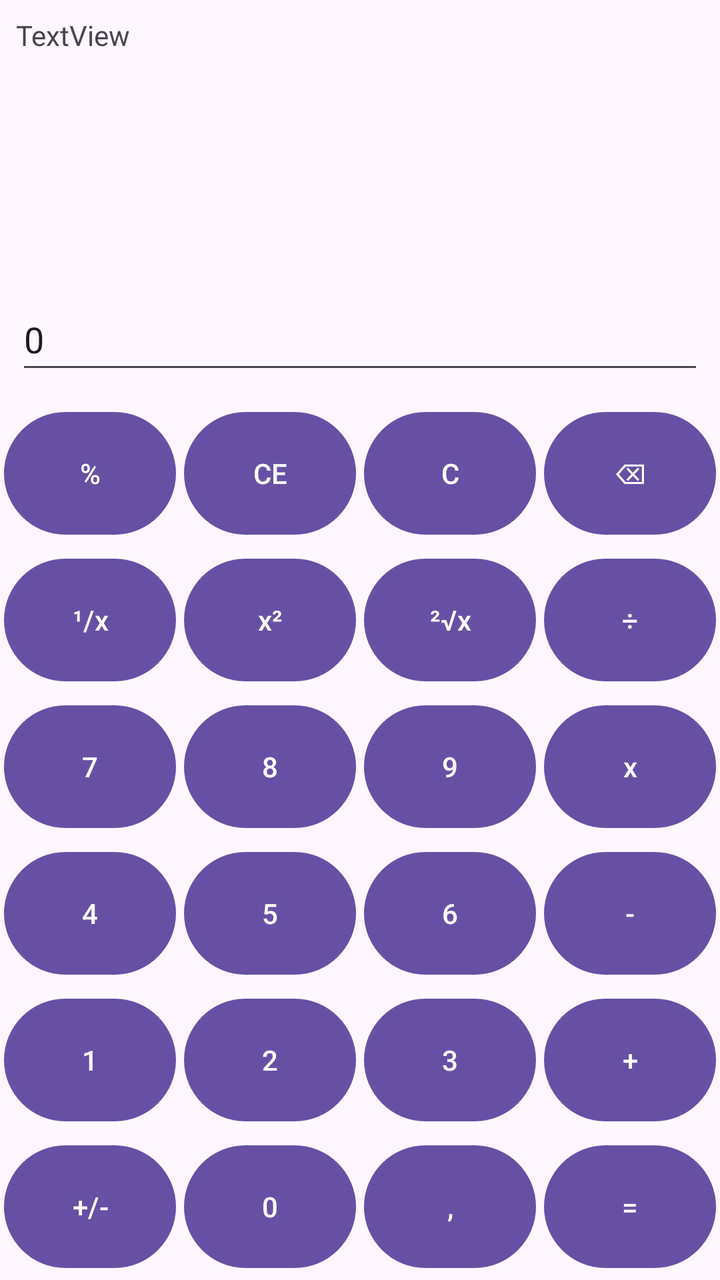
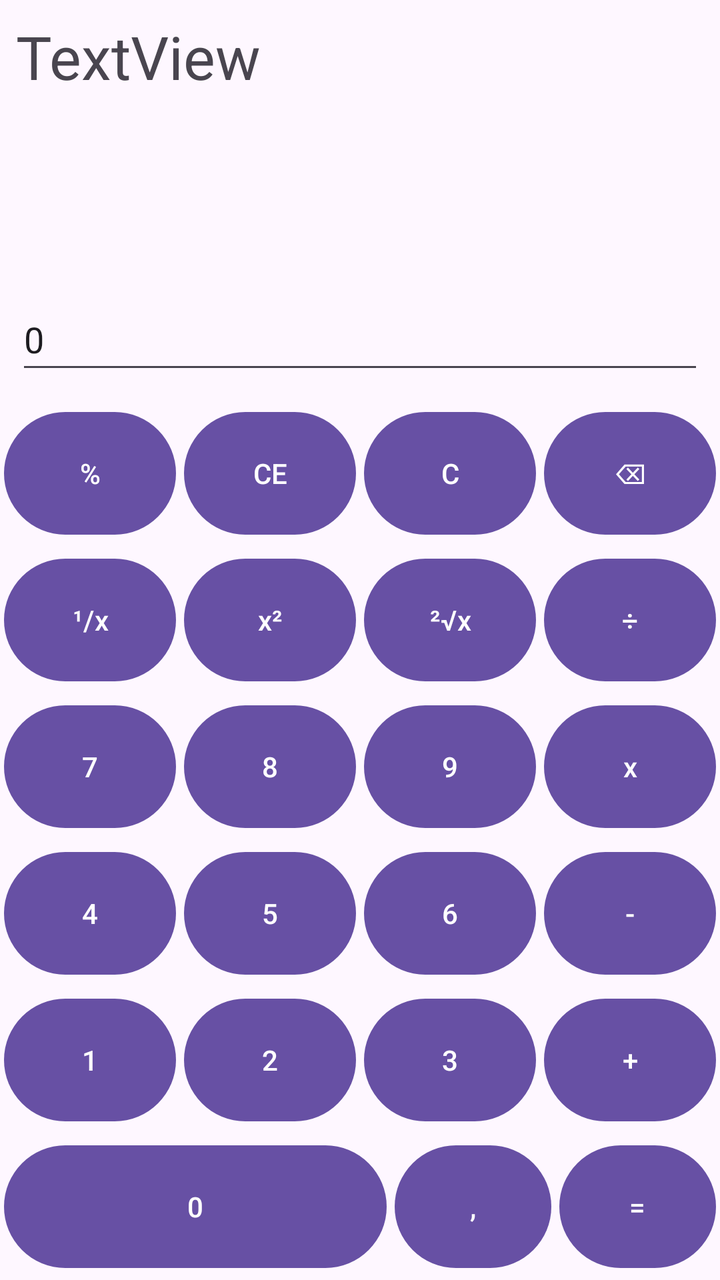

Compare the two renders of this Android layout. The source of the first and the diff that turns it into the second are given below.
<!-- AndroidManifest.xml: application theme Theme.S4 -->
<!-- res/layout/activity_main2.xml -->
<?xml version="1.0" encoding="utf-8"?>
<LinearLayout xmlns:android="http://schemas.android.com/apk/res/android"
    xmlns:tools="http://schemas.android.com/tools"
    android:id="@+id/Progect"
    android:layout_width="match_parent"
    android:layout_height="match_parent"
    android:orientation="vertical"
    tools:context=".MainActivity2">

    <LinearLayout
        android:layout_width="match_parent"
        android:layout_height="200dp"
        android:padding="8dp"
        android:orientation="vertical">

        <TextView
            android:id="@+id/tvTextView"
            android:layout_width="match_parent"
            android:layout_height="0dp"
            android:layout_weight="2"
            android:text="TextView" />

        <EditText
            android:id="@+id/etTxt"
            android:layout_width="match_parent"
            android:layout_height="48dp"
            android:ems="10"
            android:inputType="text"
            android:text="0" />
    </LinearLayout>

    <LinearLayout
        android:layout_width="match_parent"
        android:layout_height="0dp"
        android:layout_weight="1"
        android:orientation="horizontal">

        <Button
            android:id="@+id/btnPourcentage"
            android:layout_width="0dp"
            android:layout_height="match_parent"
            android:layout_weight="1"
            android:layout_margin="2dp"
            android:text="%" />

        <Button
            android:id="@+id/btnCE"
            android:layout_width="0dp"
            android:layout_height="match_parent"
            android:layout_weight="1"
            android:layout_margin="2dp"
            android:text="CE" />

        <Button
            android:id="@+id/btnC"
            android:layout_width="0dp"
            android:layout_height="match_parent"
            android:layout_weight="1"
            android:layout_margin="2dp"
            android:text="C" />

        <Button
            android:id="@+id/btnEffacer"
            android:layout_width="0dp"
            android:layout_height="match_parent"
            android:layout_weight="1"
            android:layout_margin="2dp"
            android:text="⌫" />
    </LinearLayout>

    <LinearLayout
        android:layout_width="match_parent"
        android:layout_height="0dp"
        android:layout_weight="1"
        android:orientation="horizontal">

        <Button
            android:id="@+id/btnInverse"
            android:layout_width="0dp"
            android:layout_height="match_parent"
            android:layout_weight="1"
            android:layout_margin="2dp"
            android:text="¹/x" />

        <Button
            android:id="@+id/btnXaucarre"
            android:layout_width="0dp"
            android:layout_height="match_parent"
            android:layout_weight="1"
            android:layout_margin="2dp"
            android:text="x²" />

        <Button
            android:id="@+id/btcRacinecarre"
            android:layout_width="0dp"
            android:layout_height="match_parent"
            android:layout_weight="1"
            android:layout_margin="2dp"
            android:text="²√x" />

        <Button
            android:id="@+id/btnDivision"
            android:layout_width="0dp"
            android:layout_height="match_parent"
            android:layout_weight="1"
            android:layout_margin="2dp"
            android:text="÷" />
    </LinearLayout>

    <LinearLayout
        android:layout_width="match_parent"
        android:layout_height="0dp"
        android:layout_weight="1"
        android:orientation="horizontal">

        <Button
            android:id="@+id/btn7"
            android:layout_width="0dp"
            android:layout_height="match_parent"
            android:layout_weight="1"
            android:layout_margin="2dp"
            android:text="7" />

        <Button
            android:id="@+id/btn8"
            android:layout_width="0dp"
            android:layout_height="match_parent"
            android:layout_weight="1"
            android:layout_margin="2dp"
            android:text="8" />

        <Button
            android:id="@+id/btn9"
            android:layout_width="0dp"
            android:layout_height="match_parent"
            android:layout_weight="1"
            android:layout_margin="2dp"
            android:text="9" />

        <Button
            android:id="@+id/btnMultiplication"
            android:layout_width="0dp"
            android:layout_height="match_parent"
            android:layout_weight="1"
            android:layout_margin="2dp"
            android:text="x" />
    </LinearLayout>

    <LinearLayout
        android:layout_width="match_parent"
        android:layout_height="0dp"
        android:layout_weight="1"
        android:orientation="horizontal">

        <Button
            android:id="@+id/btn4"
            android:layout_width="0dp"
            android:layout_height="match_parent"
            android:layout_weight="1"
            android:layout_margin="2dp"
            android:text="4" />

        <Button
            android:id="@+id/btn5"
            android:layout_width="0dp"
            android:layout_height="match_parent"
            android:layout_weight="1"
            android:layout_margin="2dp"
            android:text="5" />

        <Button
            android:id="@+id/btn6"
            android:layout_width="0dp"
            android:layout_height="match_parent"
            android:layout_weight="1"
            android:layout_margin="2dp"
            android:text="6" />

        <Button
            android:id="@+id/btnMoins"
            android:layout_width="0dp"
            android:layout_height="match_parent"
            android:layout_weight="1"
            android:layout_margin="2dp"
            android:text="-" />
    </LinearLayout>

    <LinearLayout
        android:layout_width="match_parent"
        android:layout_height="0dp"
        android:layout_weight="1"
        android:orientation="horizontal">

        <Button
            android:id="@+id/btn1"
            android:layout_width="0dp"
            android:layout_height="match_parent"
            android:layout_weight="1"
            android:layout_margin="2dp"
            android:text="1" />

        <Button
            android:id="@+id/btn2"
            android:layout_width="0dp"
            android:layout_height="match_parent"
            android:layout_weight="1"
            android:layout_margin="2dp"
            android:text="2" />

        <Button
            android:id="@+id/btn3"
            android:layout_width="0dp"
            android:layout_height="match_parent"
            android:layout_weight="1"
            android:layout_margin="2dp"
            android:text="3" />

        <Button
            android:id="@+id/btnPlus"
            android:layout_width="0dp"
            android:layout_height="match_parent"
            android:layout_weight="1"
            android:layout_margin="2dp"
            android:text="+" />
    </LinearLayout>

    <LinearLayout
        android:layout_width="match_parent"
        android:layout_height="0dp"
        android:layout_weight="1"
        android:orientation="horizontal">

        <Button
            android:id="@+id/btnPlusMoins"
            android:layout_width="0dp"
            android:layout_height="match_parent"
            android:layout_weight="1"
            android:layout_margin="2dp"
            android:text="+/-" />

        <Button
            android:id="@+id/btn0"
            android:layout_width="0dp"
            android:layout_height="match_parent"
            android:layout_weight="1"
            android:layout_margin="2dp"
            android:text="0" />

        <Button
            android:id="@+id/btnVirgule"
            android:layout_width="0dp"
            android:layout_height="match_parent"
            android:layout_weight="1"
            android:layout_margin="2dp"
            android:text="," />

        <Button
            android:id="@+id/btnEgale"
            android:layout_width="0dp"
            android:layout_height="match_parent"
            android:layout_weight="1"
            android:layout_margin="2dp"
            android:text="=" />
    </LinearLayout>

</LinearLayout>
<!-- resources referenced by this layout -->
<resources>
  <style name="Theme.S4" parent="Base.Theme.S4" />
  <style name="Base.Theme.S4" parent="Theme.Material3.DayNight.NoActionBar">
          
          
      </style>
</resources>

<!-- the commit's change to res/layout/activity_main2.xml (unified diff, before → after) -->
@@ -18,6 +18,7 @@
             android:layout_width="match_parent"
             android:layout_height="0dp"
             android:layout_weight="2"
+            android:textSize="30sp"
             android:text="TextView" />
 
         <EditText
@@ -231,19 +232,11 @@
         android:orientation="horizontal">
 
         <Button
-            android:id="@+id/btnPlusMoins"
-            android:layout_width="0dp"
-            android:layout_height="match_parent"
-            android:layout_weight="1"
-            android:layout_margin="2dp"
-            android:text="+/-" />
-
-        <Button
             android:id="@+id/btn0"
-            android:layout_width="0dp"
-            android:layout_height="match_parent"
-            android:layout_weight="1"
-            android:layout_margin="2dp"
+            android:layout_width="113dp"
+            android:layout_height="match_parent"
+            android:layout_margin="2dp"
+            android:layout_weight="1"
             android:text="0" />
 
         <Button
<!-- resource entries referenced after the edit -->
@@ -1,7 +1,7 @@
 <!-- resources referenced by this layout -->
 <resources>
   <style name="Theme.S4" parent="Base.Theme.S4" />
-  <style name="Base.Theme.S4" parent="Theme.Material3.DayNight.NoActionBar">
+  <style name="Base.Theme.S4" parent="Theme.Material3.DayNight">
           
           
       </style>
